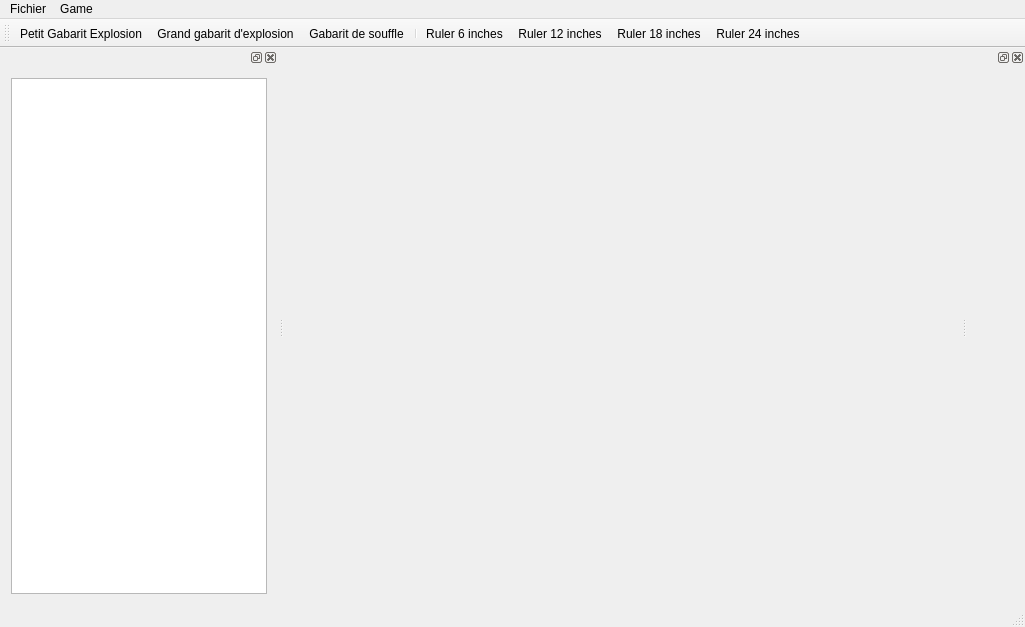
This is warhole/gamewindow.ui in kaosphere/Warhole as Qt 5 draws it before an edit. The edited form follows.
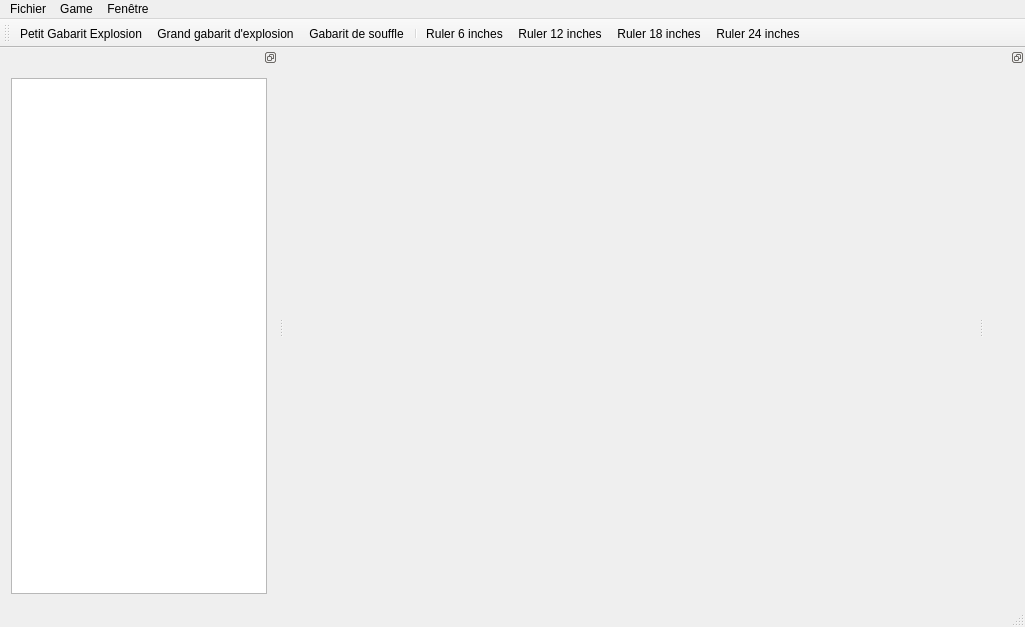
This is the edited form. Icons and pictures are not drawn.

Diff of the .ui file:
```diff
--- a/warhole/gamewindow.ui
+++ b/warhole/gamewindow.ui
@@ -39,8 +39,22 @@
     <addaction name="actionHost_Game"/>
     <addaction name="actionConnect_to_a_game_2"/>
    </widget>
+   <widget class="QMenu" name="menuFen_tre">
+    <property name="title">
+     <string>Fenêtre</string>
+    </property>
+    <widget class="QMenu" name="menuAfficher">
+     <property name="title">
+      <string>Afficher</string>
+     </property>
+     <addaction name="actionArm_e"/>
+     <addaction name="actionChat"/>
+    </widget>
+    <addaction name="menuAfficher"/>
+   </widget>
    <addaction name="menuFichier"/>
    <addaction name="menuGame"/>
+   <addaction name="menuFen_tre"/>
   </widget>
   <widget class="QToolBar" name="mainToolBar">
    <attribute name="toolBarArea">
@@ -60,6 +74,9 @@
   </widget>
   <widget class="QStatusBar" name="statusBar"/>
   <widget class="QDockWidget" name="dockWidget">
+   <property name="features">
+    <set>QDockWidget::DockWidgetFloatable|QDockWidget::DockWidgetMovable</set>
+   </property>
    <attribute name="dockWidgetArea">
     <number>1</number>
    </attribute>
@@ -76,6 +93,9 @@
    </widget>
   </widget>
   <widget class="QDockWidget" name="dockWidget_2">
+   <property name="features">
+    <set>QDockWidget::DockWidgetFloatable|QDockWidget::DockWidgetMovable</set>
+   </property>
    <attribute name="dockWidgetArea">
     <number>2</number>
    </attribute>
```
Left out of the diff: 10 changed lines with no effect on the pictures.
